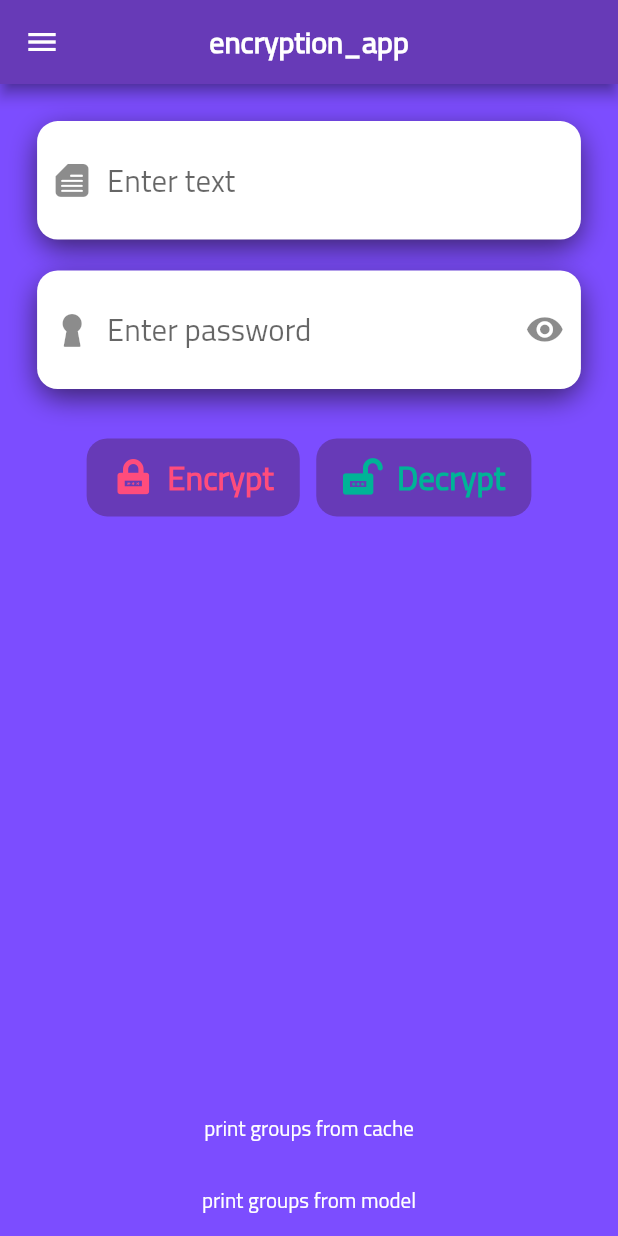
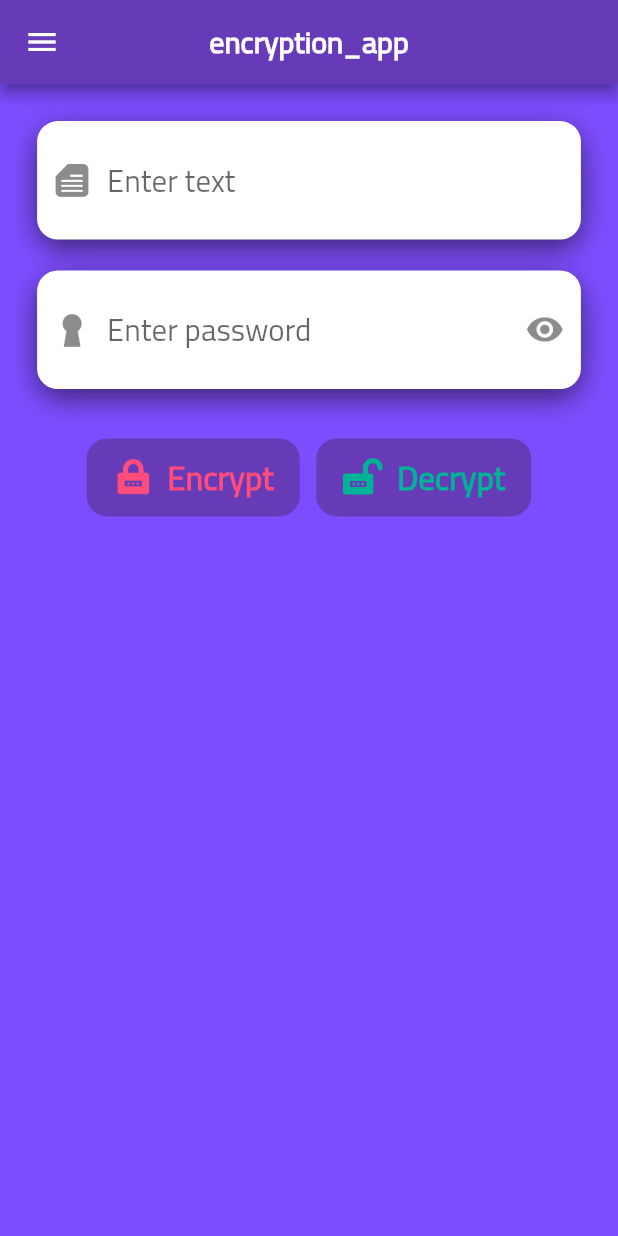
Before and after one commit to MAlazhariy/encrypt_it, a Flutter app: the HomeScreen screen opened directly, on a phone screen of 412 x 824 dp. Run offline on Flutter 3.47's test engine with Material 2 defaults, Android fonts, the phone set to English and light mode, and no system bars; drawn by our look-alikes of showcaseview; our stand-ins replace bloc, bot_toast, easy_localization, flutter_bloc, google_mobile_ads, hive and 7 more; missing offline and left inert: clipboard, selectable_autolink_text; accounts and stored records are empty.

```diff
--- a/lib/layout/home_screen.dart
+++ b/lib/layout/home_screen.dart
@@ -651,42 +651,6 @@ class HomeScreen extends StatelessWidget {
                           ),
                         ),
                       ),
-                      TextButton(
-                        onPressed: () {
-                          log(TextStoreCache.getGroups().toString());
-                        },
-                        child: const Text(
-                          'print groups from cache',
-                          style: TextStyle(
-                            color: Colors.white,
-                          ),
-                        ),
-                      ),
-
-                      TextButton(
-                        onPressed: () {
-                          log(groups?.toMap().toString() ??'null');
-                        },
-                        child: const Text(
-                          'print groups from model',
-                          style: TextStyle(
-                            color: Colors.white,
-                          ),
-                        ),
-                      ),
-
-                      if(groups?.groups != null)
-                      TextButton(
-                        onPressed: () {
-                          TextStoreCache.setGroups(groups!.toMap()!);
-                        },
-                        child: const Text(
-                          'save groups to cache from model',
-                          style: TextStyle(
-                            color: Colors.white,
-                          ),
-                        ),
-                      ),
 
                       if(OperationCounterCache.getCounter()>=2)
                         const AdBanner(),
--- a/lib/modules/menu_items/share_app.dart
+++ b/lib/modules/menu_items/share_app.dart
@@ -20,7 +20,7 @@ class ShareAppMenuItem extends StatelessWidget {
           isEncrypt: true,
           password: welcomePassword,
           context: context,
-          message: 'welcome_text'.tr(),
+          text: 'welcome_text'.tr(),
         );
         String shareMessage = 'share_app_message'.tr(namedArgs: {'encrypted_text': encryptedWelcomeText, 'password': welcomePassword});
 
```
Also changed, not shown: lib/decoding/decoding.dart (+11 -7 lines).
